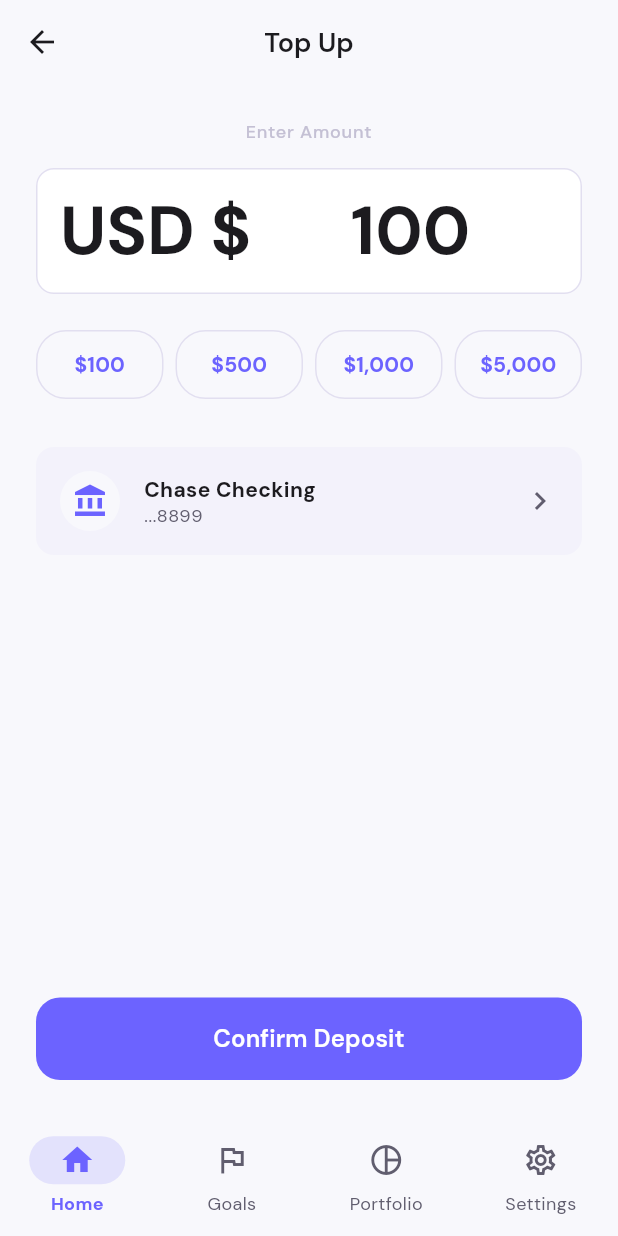
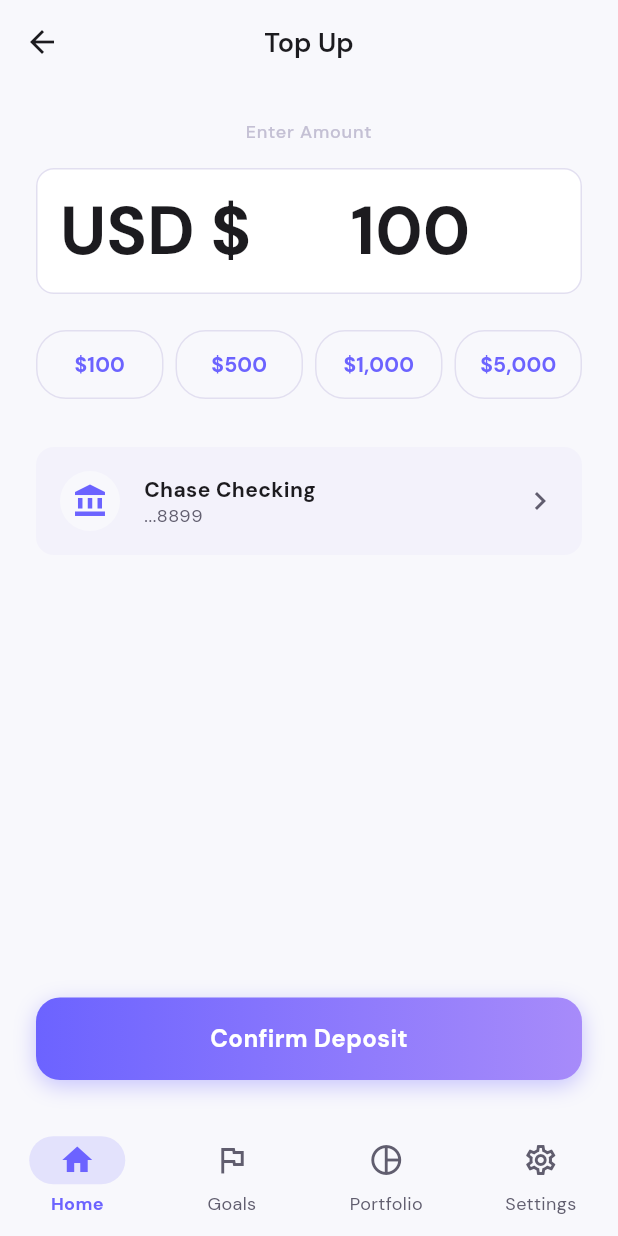
Before and after one commit to johnduartemoreno/investy_frontend, a Flutter app: the TopUpScreen screen opened by its route, after a tap on "$100", on a phone screen of 412 x 824 dp. Run offline on Flutter 3.47's test engine with Material 3 defaults, Android fonts, the phone set to English and light mode, and no system bars; our stand-ins replace dio, equatable, firebase_auth, firebase_core, firebase_messaging, flutter_riverpod and 10 more; missing offline and left inert: webview_flutter_android, webview_flutter_wkwebview; accounts and stored records are empty; generated files the repository leaves out were written again; network calls fail.

Commit message:
claude: fix(F8-pattern-consistency): migrate TopUpNotifier to @riverpod controller, PrimaryButton on top-up CTA, adaptive spinners, provider-body ref.watch
- TopUpController (@riverpod class, D1 pattern) replaces legacy
  StateNotifier/StateNotifierProvider + custom TopUpState — also removes
  hardcoded 'Please enter a valid amount' / raw e.toString() snackbars and
  the hardcoded 'Successfully deposited' message (localized topUpSuccess)
- Top-up confirm: FilledButton + manual spinner → PrimaryButton
- CircularProgressIndicator → .adaptive() in verify_email (x2) and dashboard
- security_screen password fields: labelText → hintText (design rule)
- recommendation_provider: datasource dep ref.read → ref.watch (provider-body rule)
- flutter analyze 0, 37 tests green

Co-Authored-By: Claude Fable 5 <noreply@anthropic.com>

```diff
--- a/lib/features/auth/presentation/verify_email_screen.dart
+++ b/lib/features/auth/presentation/verify_email_screen.dart
@@ -126,9 +126,9 @@ class _VerifyEmailScreenState extends ConsumerState<VerifyEmailScreen> {
                       ? const SizedBox(
                           width: 20,
                           height: 20,
-                          child: CircularProgressIndicator(
+                          child: CircularProgressIndicator.adaptive(
                             strokeWidth: 2,
-                            color: Colors.white,
+                            backgroundColor: Colors.white,
                           ),
                         )
                       : const Icon(Icons.refresh),
@@ -145,7 +145,7 @@ class _VerifyEmailScreenState extends ConsumerState<VerifyEmailScreen> {
                       ? const SizedBox(
                           width: 20,
                           height: 20,
-                          child: CircularProgressIndicator(
+                          child: CircularProgressIndicator.adaptive(
                             strokeWidth: 2,
                           ),
                         )
--- a/lib/features/dashboard/presentation/providers/recommendation_provider.dart
+++ b/lib/features/dashboard/presentation/providers/recommendation_provider.dart
@@ -16,7 +16,7 @@ Future<List<RecommendationModel>> recommendations(Ref ref) async {
   final userId = FirebaseAuth.instance.currentUser?.uid;
   if (userId == null) throw Exception('ERR_UNAUTHENTICATED');
   final language = ref.watch(localeNotifierProvider).languageCode;
-  return ref.read(dashboardRemoteDataSourceProvider).getRecommendations(
+  return ref.watch(dashboardRemoteDataSourceProvider).getRecommendations(
         userId,
         language: language,
       );
--- a/lib/features/dashboard/presentation/screens/dashboard_screen.dart
+++ b/lib/features/dashboard/presentation/screens/dashboard_screen.dart
@@ -684,7 +684,7 @@ class _DashboardScreenState extends ConsumerState<DashboardScreen> {
                 ),
           loading: () => const Padding(
             padding: EdgeInsets.symmetric(vertical: 24.0),
-            child: Center(child: CircularProgressIndicator()),
+            child: Center(child: CircularProgressIndicator.adaptive()),
           ),
           error: (error, _) => Padding(
             padding: const EdgeInsets.symmetric(vertical: 24.0),
--- a/lib/features/settings/presentation/security_screen.dart
+++ b/lib/features/settings/presentation/security_screen.dart
@@ -495,7 +495,7 @@ class _PasswordField extends StatelessWidget {
       obscureText: obscure,
       validator: validator,
       decoration: InputDecoration(
-        labelText: label,
+        hintText: label,
         suffixIcon: IconButton(
           icon: Icon(obscure
               ? Icons.visibility_outlined
--- a/lib/features/transactions/presentation/screens/top_up_screen.dart
+++ b/lib/features/transactions/presentation/screens/top_up_screen.dart
@@ -1,4 +1,3 @@
-import 'package:firebase_auth/firebase_auth.dart';
 import 'package:flutter/material.dart';
 import 'package:flutter_riverpod/flutter_riverpod.dart';
 import 'package:go_router/go_router.dart';
@@ -6,93 +5,11 @@ import 'package:intl/intl.dart';
 import '../../../../core/theme/app_dimens.dart';
 import '../../../../core/utils/currency_formatter.dart';
 import '../../../../core/utils/thousands_separator_input_formatter.dart';
-import '../../../dashboard/data/datasources/dashboard_remote_data_source.dart';
-import '../../../dashboard/data/models/transaction_request_model.dart';
+import '../../../../core/presentation/widgets/primary_button.dart';
 import '../../../dashboard/presentation/screens/dashboard_screen.dart';
 import '../../../../core/theme/app_theme.dart';
 import '../../../../l10n/app_localizations.dart';
-
-// ==========================================
-// Form State Provider
-// ==========================================
-
-/// State for the top-up form submission
-enum TopUpStatus { initial, loading, success, error }
-
-class TopUpState {
-  final double? amount;
-  final TopUpStatus status;
-  final String? errorMessage;
-
-  const TopUpState({
-    this.amount,
-    this.status = TopUpStatus.initial,
-    this.errorMessage,
-  });
-
-  TopUpState copyWith({
-    double? amount,
-    TopUpStatus? status,
-    String? errorMessage,
-  }) {
-    return TopUpState(
-      amount: amount ?? this.amount,
-      status: status ?? this.status,
-      errorMessage: errorMessage ?? this.errorMessage,
-    );
-  }
-}
-
-class TopUpNotifier extends StateNotifier<TopUpState> {
-  final Ref _ref;
-
-  TopUpNotifier(this._ref) : super(const TopUpState());
-
-  void setAmount(double? amount) {
-    state = state.copyWith(amount: amount, status: TopUpStatus.initial);
-  }
-
-  Future<bool> submit() async {
-    if (state.amount == null || state.amount! <= 0) {
-      state = state.copyWith(
-        status: TopUpStatus.error,
-        errorMessage: 'Please enter a valid amount',
-      );
-      return false;
-    }
-
-    state = state.copyWith(status: TopUpStatus.loading);
-
-    try {
-      final userId = FirebaseAuth.instance.currentUser?.uid;
-      if (userId == null) throw Exception('User not authenticated');
-
-      await _ref.read(dashboardRemoteDataSourceProvider).createTransaction(
-            userId,
-            TransactionRequestModel.forCash(state.amount!, 'DEPOSIT'),
-          );
-
-      _ref.invalidate(restDashboardProvider);
-      state = state.copyWith(status: TopUpStatus.success);
-      return true;
-    } catch (e) {
-      state = state.copyWith(
-        status: TopUpStatus.error,
-        errorMessage: e.toString(),
-      );
-      return false;
-    }
-  }
-
-  void reset() {
-    state = const TopUpState();
-  }
-}
-
-final topUpProvider =
-    StateNotifierProvider.autoDispose<TopUpNotifier, TopUpState>(
-  (ref) => TopUpNotifier(ref),
-);
+import '../controllers/top_up_controller.dart';
 
 // ==========================================
 // Top Up Screen
@@ -122,19 +39,18 @@ class _TopUpScreenState extends ConsumerState<TopUpScreen> {
       final formatter = NumberFormat('#,##0.##', 'en_US');
       _amountController.text = formatter.format(value);
     });
-    ref.read(topUpProvider.notifier).setAmount(value);
   }
 
   Future<void> _submit() async {
     if (!_formKey.currentState!.validate()) return;
 
-    final success = await ref.read(topUpProvider.notifier).submit();
+    await ref.read(topUpControllerProvider.notifier).deposit(_amount);
 
-    if (success && mounted) {
+    if (!mounted) return;
+    if (ref.read(topUpControllerProvider) is AsyncData) {
       ScaffoldMessenger.of(context).showSnackBar(
         SnackBar(
-          content: Text(
-              'Successfully deposited ${CurrencyFormatter.format(_amount)}'),
+          content: Text(AppLocalizations.of(context).topUpSuccess),
           backgroundColor: AppTheme.signalGreen,
         ),
       );
@@ -146,17 +62,17 @@ class _TopUpScreenState extends ConsumerState<TopUpScreen> {
   Widget build(BuildContext context) {
     final theme = Theme.of(context);
     final colorScheme = theme.colorScheme;
-    final topUpState = ref.watch(topUpProvider);
+    final topUpAsync = ref.watch(topUpControllerProvider);
     final displayCurrency = ref.watch(displayCurrencyProvider);
     final fxRate = ref.watch(fxRateProvider).valueOrNull ?? 1.0;
     final showEquivalent = displayCurrency != 'USD' && _amount > 0;
 
     // Listen for errors
-    ref.listen<TopUpState>(topUpProvider, (previous, next) {
-      if (next.status == TopUpStatus.error && next.errorMessage != null) {
+    ref.listen(topUpControllerProvider, (previous, next) {
+      if (next is AsyncError) {
         ScaffoldMessenger.of(context).showSnackBar(
           SnackBar(
-            content: Text(next.errorMessage!),
+            content: Text(AppLocalizations.of(context).commonError),
             backgroundColor: colorScheme.error,
           ),
         );
@@ -216,7 +132,6 @@ class _TopUpScreenState extends ConsumerState<TopUpScreen> {
                     final parsed =
                         ThousandsSeparatorInputFormatter.parseFormatted(value);
                     setState(() => _amount = parsed ?? 0.0);
-                    ref.read(topUpProvider.notifier).setAmount(parsed);
                   },
                   validator: (value) {
                     final l10n = AppLocalizations.of(context);
@@ -319,31 +234,11 @@ class _TopUpScreenState extends ConsumerState<TopUpScreen> {
                 const Spacer(),
 
                 // ── Confirm Button ──
-                FilledButton(
+                PrimaryButton(
+                  text: AppLocalizations.of(context).topUpConfirmButton,
+                  isLoading: topUpAsync.isLoading,
                   onPressed:
-                      (_amount > 0 && topUpState.status != TopUpStatus.loading)
-                          ? _submit
-                          : null,
-                  style: FilledButton.styleFrom(
-                    padding: const EdgeInsets.symmetric(vertical: 16),
-                    shape: RoundedRectangleBorder(
-                      borderRadius: BorderRadius.circular(AppDimens.radiusCard),
-                    ),
-                  ),
-                  child: topUpState.status == TopUpStatus.loading
-                      ? SizedBox(
-                          height: 24,
-                          width: 24,
-                          child: CircularProgressIndicator(
-                            strokeWidth: 2,
-                            color: colorScheme.onPrimary,
-                          ),
-                        )
-                      : Text(
-                          AppLocalizations.of(context).topUpConfirmButton,
-                          style: const TextStyle(
-                              fontSize: 16, fontWeight: FontWeight.w600),
-                        ),
+                      (_amount > 0 && !topUpAsync.isLoading) ? _submit : null,
                 ),
                 const SizedBox(height: 24),
               ],
```
Also changed, not shown: lib/features/transactions/presentation/controllers/top_up_controller.dart (added, +32 -0 lines), lib/features/alerts/presentation/controllers/alert_form_controller.g.dart, lib/features/dashboard/presentation/providers/recommendation_provider.g.dart, lib/features/transactions/presentation/controllers/top_up_controller.g.dart (added).
